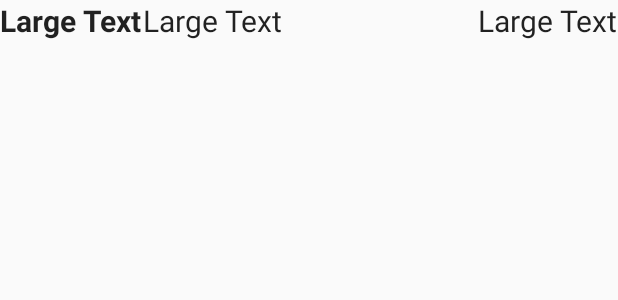
After one commit to ishaanj/GetFreshApp, an Android app: the layout fragment_cart.xml on its own in the app's theme, with its tools: preview values and no code run, on a phone screen of 412 x 824 dp. The commit adds this screen. Shown: the top 300 px of the screen. Run offline under Robolectric (Android 15) with nearby library versions, the phone set to English and light mode, and no system bars.

Commit message:
Added Cart display

```diff
--- a/app/src/main/res/layout/activity_main.xml
+++ b/app/src/main/res/layout/activity_main.xml
@@ -24,6 +24,11 @@
             android:layout_width="match_parent"
             android:layout_height="match_parent" />
 
+        <fragment
+            android:layout_width="match_parent"
+            android:layout_height="wrap_content"
+            android:id="@+id/cart_display"
+            android:name="getfresh.com.getfreshapplication.fragment.CartFragment" />
 
         <!-- android:layout_gravity="start" tells DrawerLayout to treat
              this as a sliding drawer on the left side for left-to-right
--- /dev/null
+++ b/app/src/main/res/layout/fragment_cart.xml
@@ -0,0 +1,37 @@
+<?xml version="1.0" encoding="utf-8"?>
+<RelativeLayout xmlns:android="http://schemas.android.com/apk/res/android"
+    android:orientation="vertical" android:layout_width="match_parent"
+    android:layout_height="match_parent">
+
+    <TextView
+    android:layout_width="wrap_content"
+    android:layout_height="wrap_content"
+    android:textAppearance="?android:attr/textAppearanceLarge"
+    android:textStyle="bold"
+    android:text="Large Text"
+    android:id="@+id/cart_item_title"
+    android:layout_alignParentLeft="true"
+    android:layout_alignParentStart="true"
+    android:textSize="20sp" />
+
+    <TextView
+        android:layout_width="wrap_content"
+        android:layout_height="wrap_content"
+        android:gravity="center"
+        android:textAppearance="?android:attr/textAppearanceLarge"
+        android:text="Large Text"
+        android:id="@+id/cart_item_quantity"
+        android:textSize="20dp"
+        android:layout_toRightOf="@id/cart_item_title"/>
+
+    <TextView
+        android:layout_width="wrap_content"
+        android:layout_height="wrap_content"
+        android:textAppearance="?android:attr/textAppearanceLarge"
+        android:text="Large Text"
+        android:id="@+id/cart_item_price"
+        android:textSize="20dp"
+        android:layout_alignParentRight="true"
+        android:layout_alignParentEnd="true" />
+
+</RelativeLayout>
```
Also changed, not shown: app/src/main/java/getfresh/com/getfreshapplication/CartArrayAdapter.java (added, +62 -0 lines), app/src/main/java/getfresh/com/getfreshapplication/MainActivity.java (+49 -3 lines), app/src/main/java/getfresh/com/getfreshapplication/fragment/CartFragment.java (added, +9 -0 lines), app/src/main/res/layout/fragment_main_list_item.xml (indentation only), 2 other files.
